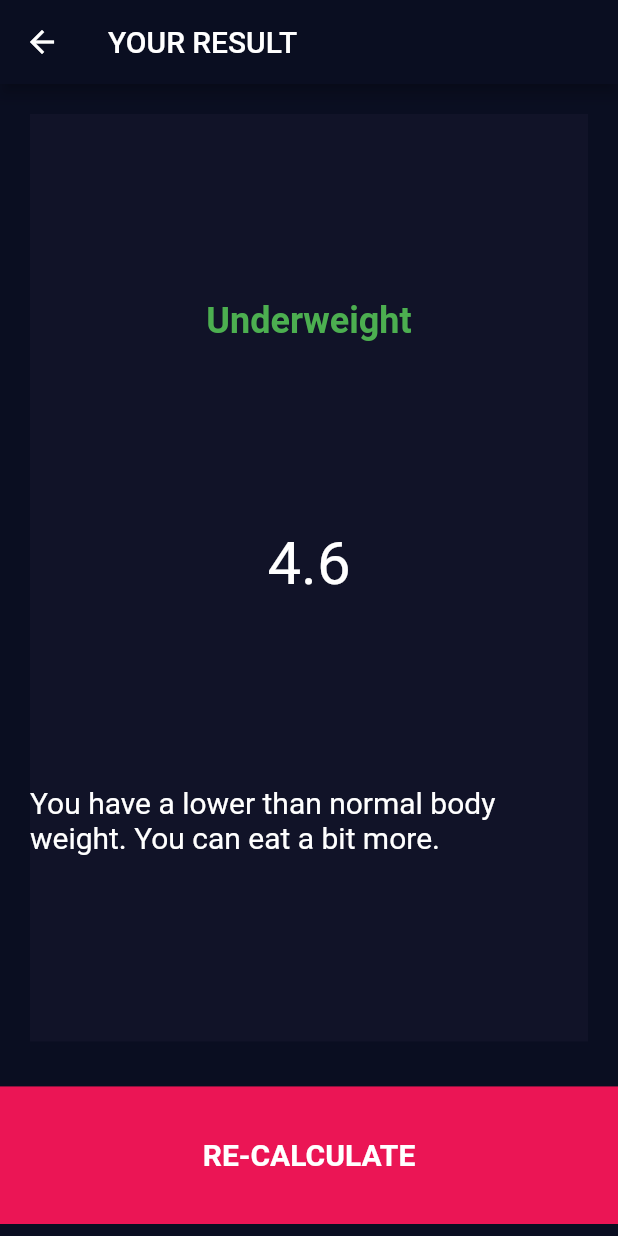
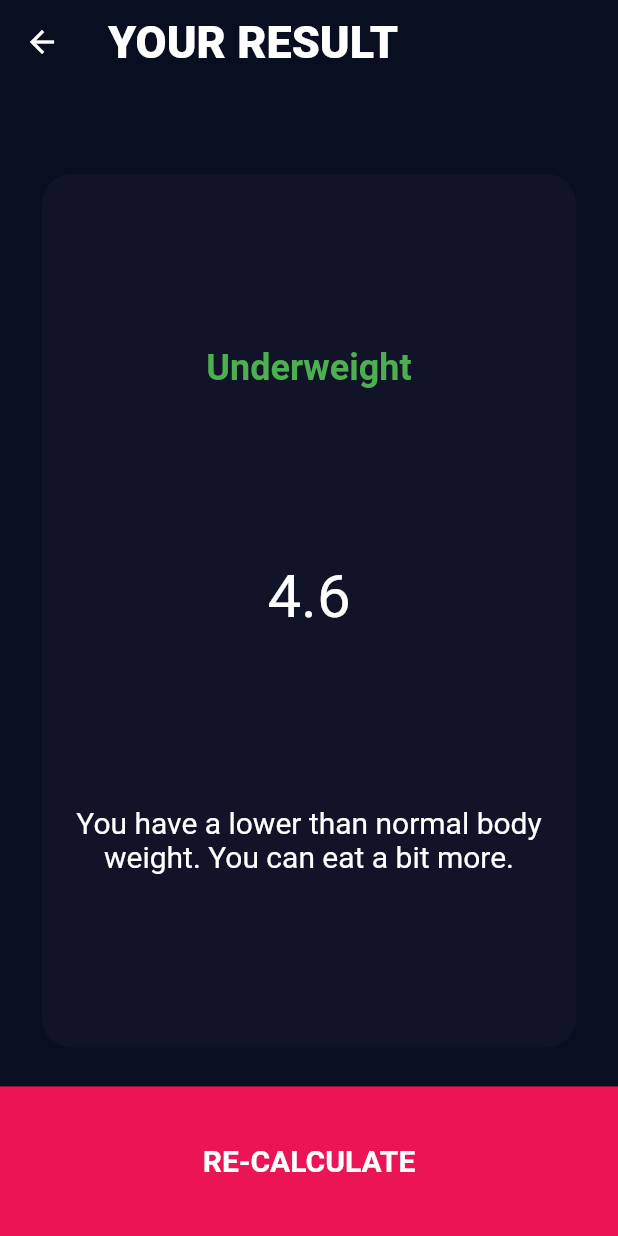
Before and after one commit to sonivenali/BMI-Calculator, a Flutter app: the screen it shows after launch, after a tap on "CALCULATE", on a phone screen of 412 x 824 dp. Run offline on Flutter 3.47's test engine with Material 2 defaults, Android fonts, the phone set to English and light mode, and no system bars; our stand-ins replace font_awesome_flutter.

Commit message:
Updating UI of result Page

```diff
--- a/lib/result_page.dart
+++ b/lib/result_page.dart
@@ -17,32 +17,54 @@ class _ResultPageState extends State<ResultPage> {
     return Scaffold(
         backgroundColor: Color(0xFF0A0E21),
         appBar: AppBar(
-          title: Text("YOUR RESULT"),
+          elevation: 0,
+          title: Text(
+            "YOUR RESULT",
+            style: TextStyle(fontSize: 30,fontWeight: FontWeight.w800),
+          ),
         ),
         body: Column(
           children: [
             Expanded(
               flex: 6,
               child: Padding(
-                padding: const EdgeInsets.all(20),
-                child: Container(color: Color(0xFF111328),
+                padding: const EdgeInsets.fromLTRB(28, 60, 28, 16),
+                child: Container(
+                  decoration: BoxDecoration(
+                    borderRadius: BorderRadius.circular(
+                      20,
+                    ),
+                    color: Color(0xFF111328),
+                  ),
                   child: Column(
                     mainAxisAlignment: MainAxisAlignment.spaceEvenly,
                     crossAxisAlignment: CrossAxisAlignment.center,
                     children: [
-                      Text(widget.resultText,style: TextStyle(
-                          color: Colors.green,
-                          fontSize: 24,fontWeight: FontWeight.w600),),
-                      Text(widget.bmiResult,style: TextStyle(fontSize: 40),),
-                      Text(widget.interpretation,style: TextStyle(fontSize: 20),),
+                      Text(
+                        widget.resultText,
+                        style: TextStyle(
+                            color: Colors.green,
+                            fontSize: 24,
+                            fontWeight: FontWeight.w600),
+                      ),
+                      Text(
+                        widget.bmiResult,
+                        style: TextStyle(fontSize: 40),
+                      ),
+                      Text(
+                        widget.interpretation,
+                        style: TextStyle(fontSize: 20),
+                        textAlign: TextAlign.center,
+                      ),
                     ],
                   ),
                 ),
               ),
             ),
             Expanded(
-              child: Padding(
-                padding: const EdgeInsets.only(bottom:8.0),
+              child: GestureDetector(onTap: () {
+                Navigator.pop(context);
+              },
                 child: Container(
                   child: Center(
                     child: Text(
```
